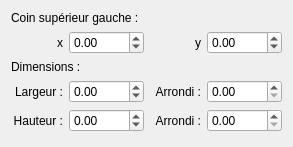
This is sources/editor/ui/rectangleeditor.ui in qelectrotech/qelectrotech-source-mirror as Qt 5 draws it before an edit. The edited form follows.
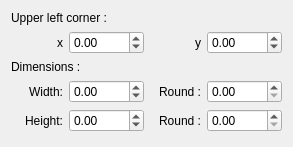
This is the edited form.

What changed in the file:
```diff
--- a/sources/editor/ui/rectangleeditor.ui
+++ b/sources/editor/ui/rectangleeditor.ui
@@ -29,7 +29,7 @@
      <item row="4" column="0">
       <widget class="QLabel" name="label_6">
        <property name="text">
-        <string>Hauteur :</string>
+        <string>Height:</string>
        </property>
        <property name="alignment">
         <set>Qt::AlignRight|Qt::AlignTrailing|Qt::AlignVCenter</set>
@@ -83,14 +83,14 @@
      <item row="0" column="0" colspan="4">
       <widget class="QLabel" name="label">
        <property name="text">
-        <string>Coin supérieur gauche :</string>
+        <string>Upper left corner :</string>
        </property>
       </widget>
      </item>
      <item row="3" column="0">
       <widget class="QLabel" name="label_5">
        <property name="text">
-        <string>Largeur :</string>
+        <string>Width:</string>
        </property>
        <property name="alignment">
         <set>Qt::AlignRight|Qt::AlignTrailing|Qt::AlignVCenter</set>
@@ -100,7 +100,7 @@
      <item row="3" column="2">
       <widget class="QLabel" name="label_7">
        <property name="text">
-        <string>Arrondi :</string>
+        <string>Round :</string>
        </property>
        <property name="alignment">
         <set>Qt::AlignRight|Qt::AlignTrailing|Qt::AlignVCenter</set>
@@ -130,7 +130,7 @@
      <item row="4" column="2">
       <widget class="QLabel" name="label_8">
        <property name="text">
-        <string>Arrondi :</string>
+        <string>Round :</string>
        </property>
        <property name="alignment">
         <set>Qt::AlignRight|Qt::AlignTrailing|Qt::AlignVCenter</set>
```
